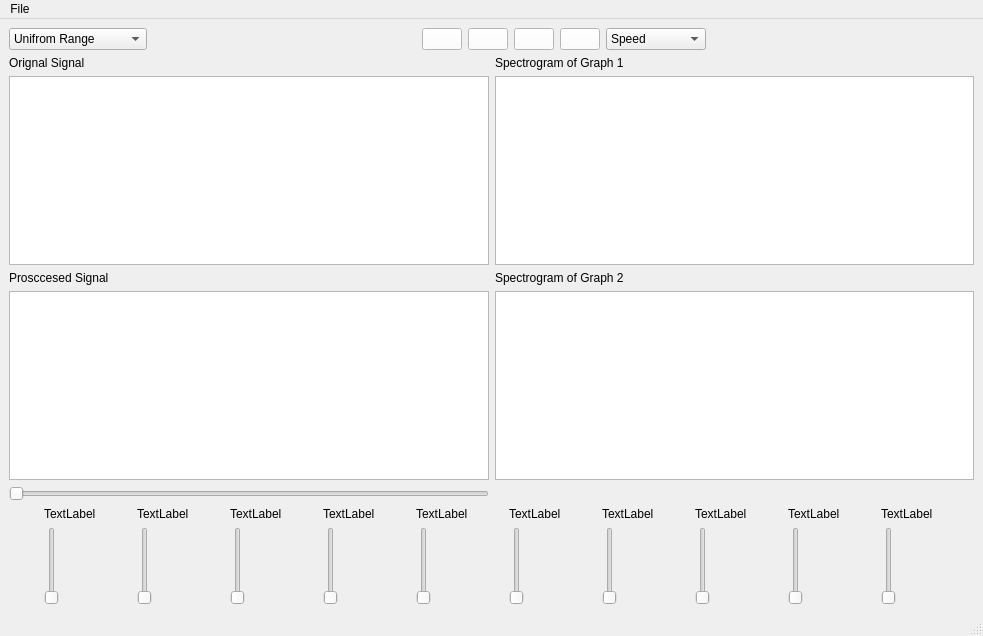
Old version of the form main.ui in the repository AliBadran716/Signal_equilizer.
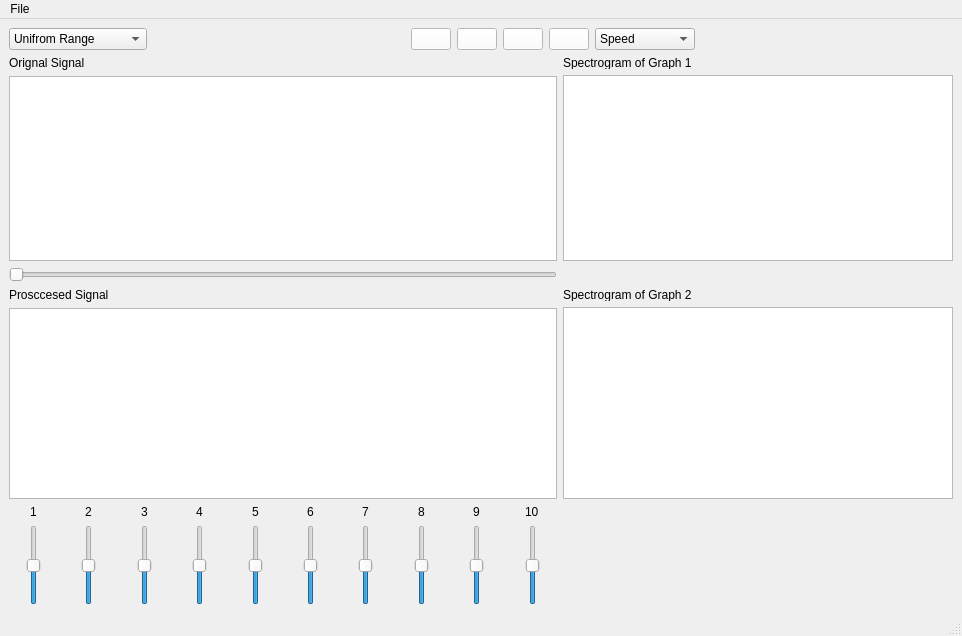
New version of the form. Icons and pictures are not drawn.

```diff
--- a/main.ui
+++ b/main.ui
@@ -6,7 +6,7 @@
    <rect>
     <x>0</x>
     <y>0</y>
-    <width>983</width>
+    <width>962</width>
     <height>636</height>
    </rect>
   </property>
@@ -14,10 +14,35 @@
    <string>MainWindow</string>
   </property>
   <widget class="QWidget" name="centralwidget">
-   <layout class="QGridLayout" name="gridLayout_2">
-    <item row="0" column="0">
-     <layout class="QVBoxLayout" name="verticalLayout_15">
-      <item>
+   <layout class="QGridLayout" name="gridLayout">
+    <item row="1" column="1" rowspan="2">
+     <layout class="QVBoxLayout" name="verticalLayout_11">
+      <item alignment="Qt::AlignRight">
+       <widget class="QLabel" name="label_13">
+        <property name="minimumSize">
+         <size>
+          <width>390</width>
+          <height>13</height>
+         </size>
+        </property>
+        <property name="text">
+         <string>Spectrogram of Graph 1</string>
+        </property>
+       </widget>
+      </item>
+      <item alignment="Qt::AlignRight">
+       <widget class="QGraphicsView" name="graphicsView_3">
+        <property name="minimumSize">
+         <size>
+          <width>390</width>
+          <height>172</height>
+         </size>
+        </property>
+       </widget>
+      </item>
+     </layout>
+    </item>
+    <item row="0" column="0" colspan="2">
        <layout class="QHBoxLayout" name="horizontalLayout_3">
         <item>
          <widget class="QComboBox" name="comboBox">
@@ -225,37 +250,7 @@
         </item>
        </layout>
       </item>
-      <item>
-       <layout class="QGridLayout" name="gridLayout">
-        <item row="0" column="0">
-         <layout class="QVBoxLayout" name="verticalLayout_12">
-          <item>
-           <widget class="QLabel" name="label_11">
-            <property name="text">
-             <string>Orignal Signal</string>
-            </property>
-           </widget>
-          </item>
-          <item>
-           <widget class="QGraphicsView" name="graphicsView"/>
-          </item>
-         </layout>
-        </item>
-        <item row="0" column="1">
-         <layout class="QVBoxLayout" name="verticalLayout_11">
-          <item>
-           <widget class="QLabel" name="label_13">
-            <property name="text">
-             <string>Spectrogram of Graph 1</string>
-            </property>
-           </widget>
-          </item>
-          <item>
-           <widget class="QGraphicsView" name="graphicsView_3"/>
-          </item>
-         </layout>
-        </item>
-        <item row="1" column="0">
+    <item row="4" column="0">
          <layout class="QVBoxLayout" name="verticalLayout_13">
           <item>
            <widget class="QLabel" name="label_12">
@@ -269,42 +264,75 @@
           </item>
          </layout>
         </item>
-        <item row="1" column="1">
+    <item row="4" column="1">
          <layout class="QVBoxLayout" name="verticalLayout_14">
-          <item>
+      <item alignment="Qt::AlignRight">
            <widget class="QLabel" name="label_14">
+        <property name="minimumSize">
+         <size>
+          <width>390</width>
+          <height>13</height>
+         </size>
+        </property>
             <property name="text">
              <string>Spectrogram of Graph 2</string>
             </property>
            </widget>
           </item>
-          <item>
-           <widget class="QGraphicsView" name="graphicsView_4"/>
+      <item alignment="Qt::AlignRight">
+       <widget class="QGraphicsView" name="graphicsView_4">
+        <property name="sizePolicy">
+         <sizepolicy hsizetype="MinimumExpanding" vsizetype="MinimumExpanding">
+          <horstretch>0</horstretch>
+          <verstretch>0</verstretch>
+         </sizepolicy>
+        </property>
+        <property name="minimumSize">
+         <size>
+          <width>390</width>
+          <height>192</height>
+         </size>
+        </property>
+       </widget>
           </item>
          </layout>
         </item>
-        <item row="2" column="0">
-         <widget class="QSlider" name="horizontalSlider">
-          <property name="orientation">
-           <enum>Qt::Horizontal</enum>
+    <item row="1" column="0" rowspan="2">
+     <layout class="QVBoxLayout" name="verticalLayout_12">
+      <item>
+       <widget class="QLabel" name="label_11">
+        <property name="text">
+         <string>Orignal Signal</string>
           </property>
          </widget>
         </item>
-       </layout>
-      </item>
-      <item>
+      <item>
+       <widget class="QGraphicsView" name="graphicsView"/>
+      </item>
+     </layout>
+    </item>
+    <item row="6" column="0">
        <layout class="QHBoxLayout" name="horizontalLayout_2">
         <item>
          <layout class="QVBoxLayout" name="verticalLayout">
-          <item>
-           <widget class="QLabel" name="label">
+        <item alignment="Qt::AlignHCenter">
+         <widget class="QLabel" name="label_1">
             <property name="text">
-             <string>TextLabel</string>
+           <string>1</string>
             </property>
            </widget>
           </item>
-          <item>
-           <widget class="QSlider" name="verticalSlider">
+        <item alignment="Qt::AlignHCenter">
+         <widget class="QSlider" name="verticalSlider_1">
+          <property name="minimum">
+           <number>1</number>
+          </property>
+          <property name="maximum">
+           <number>100</number>
+          </property>
+          <property name="sliderPosition">
+           <number>50</number>
+          </property>
             <property name="orientation">
              <enum>Qt::Vertical</enum>
             </property>
@@ -314,15 +342,24 @@
         </item>
         <item>
          <layout class="QVBoxLayout" name="verticalLayout_2">
-          <item>
+        <item alignment="Qt::AlignHCenter">
            <widget class="QLabel" name="label_2">
             <property name="text">
-             <string>TextLabel</string>
+           <string>2</string>
             </property>
            </widget>
           </item>
-          <item>
+        <item alignment="Qt::AlignHCenter">
            <widget class="QSlider" name="verticalSlider_2">
+          <property name="minimum">
+           <number>1</number>
+          </property>
+          <property name="maximum">
+           <number>100</number>
+          </property>
+          <property name="sliderPosition">
+           <number>50</number>
+          </property>
             <property name="orientation">
              <enum>Qt::Vertical</enum>
             </property>
@@ -332,15 +369,24 @@
         </item>
         <item>
          <layout class="QVBoxLayout" name="verticalLayout_3">
-          <item>
+        <item alignment="Qt::AlignHCenter">
            <widget class="QLabel" name="label_3">
             <property name="text">
-             <string>TextLabel</string>
+           <string>3</string>
             </property>
            </widget>
           </item>
-          <item>
+        <item alignment="Qt::AlignHCenter">
            <widget class="QSlider" name="verticalSlider_3">
+          <property name="minimum">
+           <number>1</number>
+          </property>
+          <property name="maximum">
+           <number>100</number>
+          </property>
+          <property name="sliderPosition">
+           <number>50</number>
+          </property>
             <property name="orientation">
              <enum>Qt::Vertical</enum>
             </property>
@@ -350,15 +396,21 @@
         </item>
         <item>
          <layout class="QVBoxLayout" name="verticalLayout_4">
-          <item>
+        <item alignment="Qt::AlignHCenter">
            <widget class="QLabel" name="label_4">
             <property name="text">
-             <string>TextLabel</string>
+           <string>4</string>
             </property>
            </widget>
           </item>
-          <item>
+        <item alignment="Qt::AlignHCenter">
            <widget class="QSlider" name="verticalSlider_4">
+          <property name="maximum">
+           <number>100</number>
+          </property>
+          <property name="sliderPosition">
+           <number>50</number>
+          </property>
             <property name="orientation">
              <enum>Qt::Vertical</enum>
             </property>
@@ -368,15 +420,24 @@
         </item>
         <item>
          <layout class="QVBoxLayout" name="verticalLayout_5">
-          <item>
+        <item alignment="Qt::AlignHCenter">
            <widget class="QLabel" name="label_5">
             <property name="text">
-             <string>TextLabel</string>
+           <string>5</string>
             </property>
            </widget>
           </item>
-          <item>
+        <item alignment="Qt::AlignHCenter">
            <widget class="QSlider" name="verticalSlider_5">
+          <property name="minimum">
+           <number>1</number>
+          </property>
+          <property name="maximum">
+           <number>100</number>
+          </property>
+          <property name="sliderPosition">
+           <number>50</number>
+          </property>
             <property name="orientation">
              <enum>Qt::Vertical</enum>
             </property>
@@ -386,15 +447,24 @@
         </item>
         <item>
          <layout class="QVBoxLayout" name="verticalLayout_6">
-          <item>
+        <item alignment="Qt::AlignHCenter">
            <widget class="QLabel" name="label_6">
             <property name="text">
-             <string>TextLabel</string>
+           <string>6</string>
             </property>
            </widget>
           </item>
-          <item>
+        <item alignment="Qt::AlignHCenter">
            <widget class="QSlider" name="verticalSlider_6">
+          <property name="minimum">
+           <number>1</number>
+          </property>
+          <property name="maximum">
+           <number>100</number>
+          </property>
+          <property name="sliderPosition">
+           <number>50</number>
+          </property>
             <property name="orientation">
              <enum>Qt::Vertical</enum>
             </property>
@@ -404,15 +474,24 @@
         </item>
         <item>
          <layout class="QVBoxLayout" name="verticalLayout_7">
-          <item>
+        <item alignment="Qt::AlignHCenter">
            <widget class="QLabel" name="label_7">
             <property name="text">
-             <string>TextLabel</string>
+           <string>7</string>
             </property>
            </widget>
           </item>
-          <item>
+        <item alignment="Qt::AlignHCenter">
            <widget class="QSlider" name="verticalSlider_7">
+          <property name="minimum">
+           <number>1</number>
+          </property>
+          <property name="maximum">
+           <number>100</number>
+          </property>
+          <property name="sliderPosition">
+           <number>50</number>
+          </property>
             <property name="orientation">
              <enum>Qt::Vertical</enum>
             </property>
@@ -422,15 +501,24 @@
         </item>
         <item>
          <layout class="QVBoxLayout" name="verticalLayout_8">
-          <item>
+        <item alignment="Qt::AlignHCenter">
            <widget class="QLabel" name="label_8">
             <property name="text">
-             <string>TextLabel</string>
+           <string>8</string>
             </property>
            </widget>
           </item>
-          <item>
+        <item alignment="Qt::AlignHCenter">
            <widget class="QSlider" name="verticalSlider_8">
+          <property name="minimum">
+           <number>1</number>
+          </property>
+          <property name="maximum">
+           <number>100</number>
+          </property>
+          <property name="sliderPosition">
+           <number>50</number>
+          </property>
             <property name="orientation">
              <enum>Qt::Vertical</enum>
             </property>
@@ -440,15 +528,24 @@
         </item>
         <item>
          <layout class="QVBoxLayout" name="verticalLayout_9">
-          <item>
+        <item alignment="Qt::AlignHCenter">
            <widget class="QLabel" name="label_9">
             <property name="text">
-             <string>TextLabel</string>
+           <string>9</string>
             </property>
            </widget>
           </item>
-          <item>
+        <item alignment="Qt::AlignHCenter">
            <widget class="QSlider" name="verticalSlider_9">
+          <property name="minimum">
+           <number>1</number>
+          </property>
+          <property name="maximum">
+           <number>100</number>
+          </property>
+          <property name="sliderPosition">
+           <number>50</number>
+          </property>
             <property name="orientation">
              <enum>Qt::Vertical</enum>
             </property>
@@ -458,15 +555,24 @@
         </item>
         <item>
          <layout class="QVBoxLayout" name="verticalLayout_10">
-          <item>
+        <item alignment="Qt::AlignHCenter">
            <widget class="QLabel" name="label_10">
             <property name="text">
-             <string>TextLabel</string>
+           <string>10</string>
             </property>
            </widget>
           </item>
-          <item>
+        <item alignment="Qt::AlignHCenter">
            <widget class="QSlider" name="verticalSlider_10">
+          <property name="minimum">
+           <number>1</number>
+          </property>
+          <property name="maximum">
+           <number>100</number>
+          </property>
+          <property name="sliderPosition">
+           <number>50</number>
+          </property>
             <property name="orientation">
              <enum>Qt::Vertical</enum>
             </property>
@@ -476,7 +582,12 @@
         </item>
        </layout>
       </item>
-     </layout>
+    <item row="3" column="0">
+     <widget class="QSlider" name="horizontalSlider">
+      <property name="orientation">
+       <enum>Qt::Horizontal</enum>
+      </property>
+     </widget>
     </item>
    </layout>
   </widget>
@@ -485,8 +596,8 @@
     <rect>
      <x>0</x>
      <y>0</y>
-     <width>983</width>
-     <height>26</height>
+     <width>962</width>
+     <height>21</height>
     </rect>
    </property>
    <widget class="QMenu" name="menuFile">
```
Lines whose indentation alone changed are shown as unchanged.
